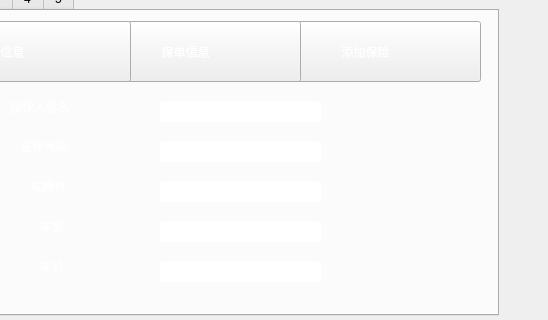
First picture: the form in selleroper.ui, repository xurongchen/CIP, before the edit; both pictures show x 172 to 720 and y 125 to 445 of the 720 by 445 pixel window.
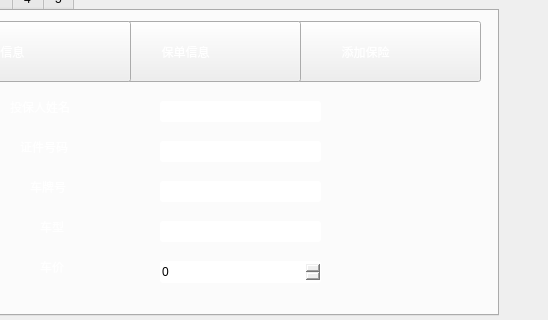
Second picture: the form after the edit. The open tabs and pages were chosen to show the change. Icons and pictures are not drawn.

Diff of the .ui file:
```diff
--- a/selleroper.ui
+++ b/selleroper.ui
@@ -300,28 +300,6 @@
 border-radius:3px;</string>
      </property>
     </widget>
-    <widget class="QLineEdit" name="LEPrice">
-     <property name="geometry">
-      <rect>
-       <x>270</x>
-       <y>250</y>
-       <width>161</width>
-       <height>21</height>
-      </rect>
-     </property>
-     <property name="toolTip">
-      <string>&lt;!DOCTYPE HTML PUBLIC &quot;-//W3C//DTD HTML 4.0//EN&quot; &quot;http://www.w3.org/TR/REC-html40/strict.dtd&quot;&gt;
-&lt;html&gt;&lt;head&gt;&lt;meta name=&quot;qrichtext&quot; content=&quot;1&quot; /&gt;&lt;style type=&quot;text/css&quot;&gt;
-p, li { white-space: pre-wrap; }
-&lt;/style&gt;&lt;/head&gt;&lt;body style=&quot; font-family:'微软雅黑'; font-size:12pt; font-weight:72; font-style:normal;&quot;&gt;
-&lt;p style=&quot; margin-top:0px; margin-bottom:0px; margin-left:0px; margin-right:0px; -qt-block-indent:0; text-indent:0px;&quot;&gt;此处为空即可广播消息至全部用户&lt;/p&gt;&lt;/body&gt;&lt;/html&gt;</string>
-     </property>
-     <property name="styleSheet">
-      <string notr="true">font: 75 12pt &quot;微软雅黑&quot;;
-
-border-radius:3px;</string>
-     </property>
-    </widget>
     <widget class="QLabel" name="label_12">
      <property name="geometry">
       <rect>
@@ -407,6 +385,23 @@
       <string>车价</string>
      </property>
     </widget>
+    <widget class="QSpinBox" name="SBPrice">
+     <property name="geometry">
+      <rect>
+       <x>270</x>
+       <y>250</y>
+       <width>161</width>
+       <height>22</height>
+      </rect>
+     </property>
+     <property name="styleSheet">
+      <string notr="true">font: 75 12pt &quot;微软雅黑&quot;;
+alternate-background-color: rgb(147, 147, 255);
+selection-background-color: rgb(147, 147, 255);
+color: rgb(0, 0, 0);
+border-radius:3px;</string>
+     </property>
+    </widget>
     <zorder>PBA3</zorder>
     <zorder>PBA2</zorder>
     <zorder>PBA1</zorder>
```
Left out of the diff: 16 changed lines with no effect on the pictures.
